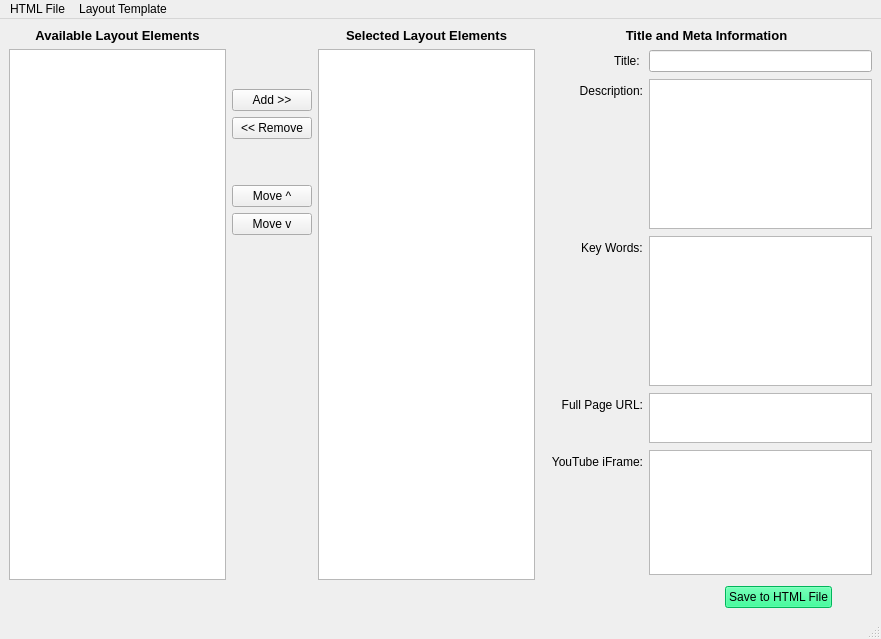
turnkey-commerce/responsive-layout-creator, file main_ui.ui: the form before one commit.
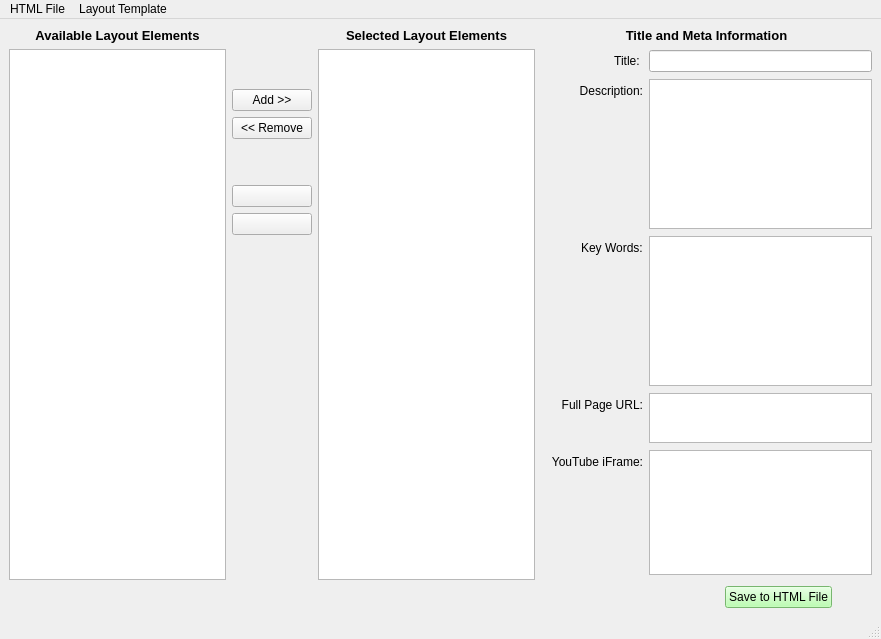
The form after the commit. Icons and pictures are not drawn.

Commit message: Add arrow icons for up/down, color save HTML button.

Diff of the .ui file:
```diff
--- a/main_ui.ui
+++ b/main_ui.ui
@@ -138,14 +138,34 @@
         <item>
          <widget class="QPushButton" name="buttonMoveUp">
           <property name="text">
-           <string>Move ^</string>
+           <string/>
+          </property>
+          <property name="icon">
+           <iconset resource="resources.qrc">
+            <normaloff>:/images/resources/arrow_up.png</normaloff>:/images/resources/arrow_up.png</iconset>
+          </property>
+          <property name="iconSize">
+           <size>
+            <width>24</width>
+            <height>15</height>
+           </size>
           </property>
          </widget>
         </item>
         <item>
          <widget class="QPushButton" name="buttonMoveDown">
           <property name="text">
-           <string>Move v</string>
+           <string/>
+          </property>
+          <property name="icon">
+           <iconset resource="resources.qrc">
+            <normaloff>:/images/resources/arrow_down.png</normaloff>:/images/resources/arrow_down.png</iconset>
+          </property>
+          <property name="iconSize">
+           <size>
+            <width>24</width>
+            <height>15</height>
+           </size>
           </property>
          </widget>
         </item>
@@ -343,9 +363,9 @@
            <colorrole role="Button">
             <brush brushstyle="SolidPattern">
              <color alpha="255">
-              <red>0</red>
+              <red>168</red>
               <green>255</green>
-              <blue>127</blue>
+              <blue>155</blue>
              </color>
             </brush>
            </colorrole>
@@ -415,18 +435,18 @@
            <colorrole role="Base">
             <brush brushstyle="SolidPattern">
              <color alpha="255">
-              <red>255</red>
+              <red>168</red>
               <green>255</green>
-              <blue>255</blue>
+              <blue>155</blue>
              </color>
             </brush>
            </colorrole>
            <colorrole role="Window">
             <brush brushstyle="SolidPattern">
              <color alpha="255">
-              <red>0</red>
+              <red>168</red>
               <green>255</green>
-              <blue>127</blue>
+              <blue>155</blue>
              </color>
             </brush>
            </colorrole>
@@ -480,9 +500,9 @@
            <colorrole role="Button">
             <brush brushstyle="SolidPattern">
              <color alpha="255">
-              <red>0</red>
+              <red>168</red>
               <green>255</green>
-              <blue>127</blue>
+              <blue>155</blue>
              </color>
             </brush>
            </colorrole>
@@ -552,18 +572,18 @@
            <colorrole role="Base">
             <brush brushstyle="SolidPattern">
              <color alpha="255">
-              <red>255</red>
+              <red>168</red>
               <green>255</green>
-              <blue>255</blue>
+              <blue>155</blue>
              </color>
             </brush>
            </colorrole>
            <colorrole role="Window">
             <brush brushstyle="SolidPattern">
              <color alpha="255">
-              <red>0</red>
+              <red>168</red>
               <green>255</green>
-              <blue>127</blue>
+              <blue>155</blue>
              </color>
             </brush>
            </colorrole>
@@ -617,9 +637,9 @@
            <colorrole role="Button">
             <brush brushstyle="SolidPattern">
              <color alpha="255">
-              <red>0</red>
+              <red>168</red>
               <green>255</green>
-              <blue>127</blue>
+              <blue>155</blue>
              </color>
             </brush>
            </colorrole>
@@ -689,18 +709,18 @@
            <colorrole role="Base">
             <brush brushstyle="SolidPattern">
              <color alpha="255">
-              <red>0</red>
+              <red>168</red>
               <green>255</green>
-              <blue>127</blue>
+              <blue>155</blue>
              </color>
             </brush>
            </colorrole>
            <colorrole role="Window">
             <brush brushstyle="SolidPattern">
              <color alpha="255">
-              <red>0</red>
+              <red>168</red>
               <green>255</green>
-              <blue>127</blue>
+              <blue>155</blue>
              </color>
             </brush>
            </colorrole>
@@ -743,6 +763,9 @@
           </disabled>
          </palette>
         </property>
+        <property name="styleSheet">
+         <string notr="true">background-color: rgb(168, 255, 155);</string>
+        </property>
         <property name="text">
          <string>Save to HTML File</string>
         </property>
```
The commit also changes 5 other files.
